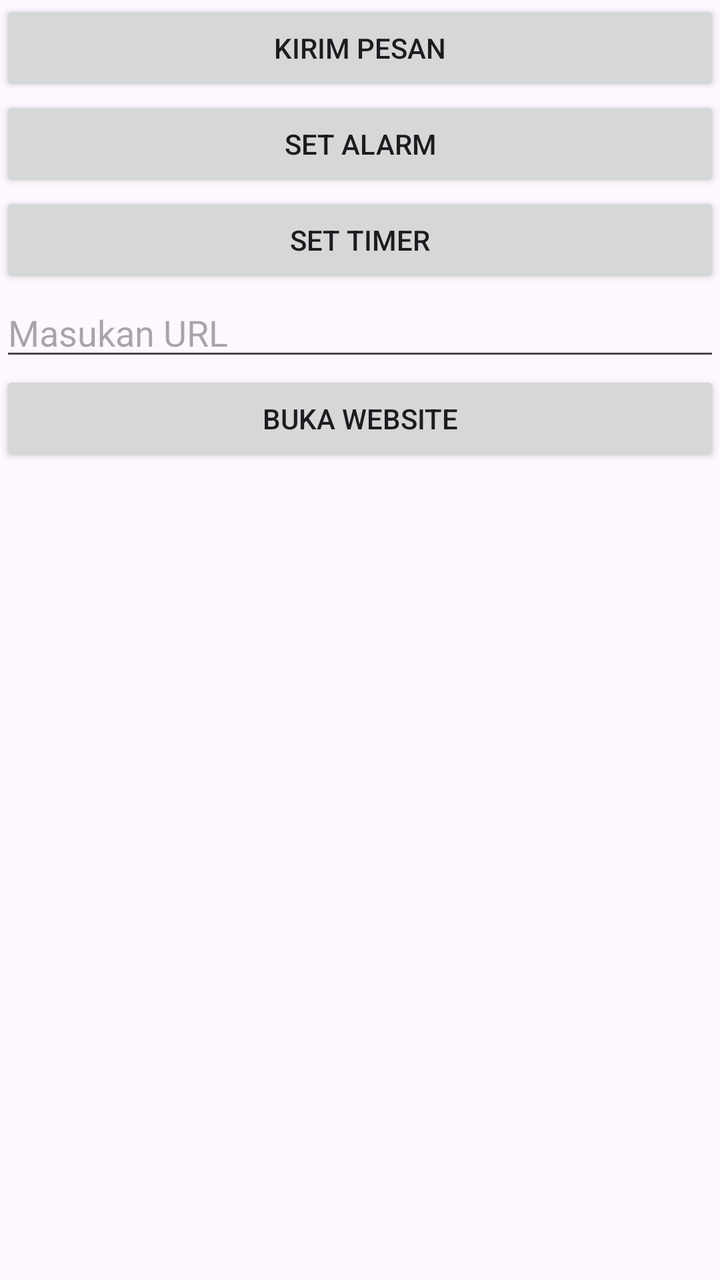
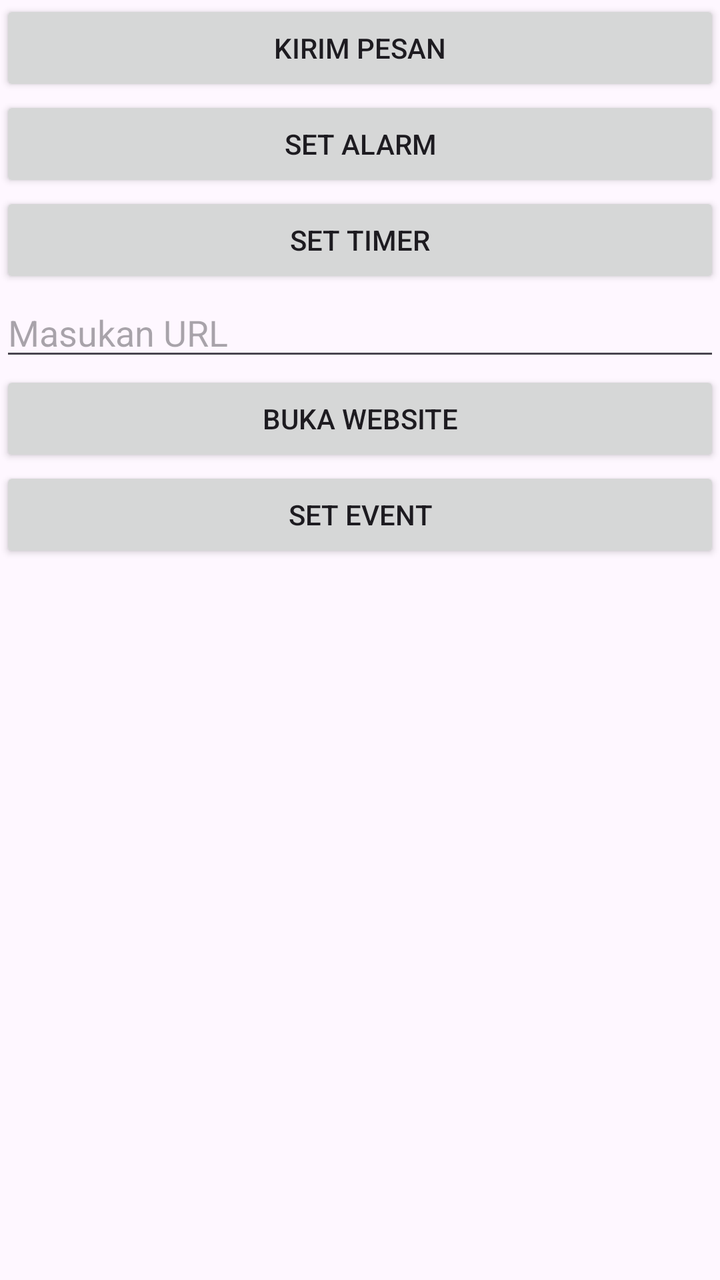

The first picture is an Android layout as it rendered before a commit; the second is the same layout after the commit. The layout source and the unified diff follow.
<!-- AndroidManifest.xml: application theme Theme.Implisit -->
<!-- res/layout/activity_main.xml -->
<?xml version="1.0" encoding="utf-8"?>
<LinearLayout xmlns:android="http://schemas.android.com/apk/res/android"
    xmlns:app="http://schemas.android.com/apk/res-auto"
    xmlns:tools="http://schemas.android.com/tools"
    android:id="@+id/main"
    android:layout_width="match_parent"
    android:layout_height="match_parent"
    android:orientation="vertical"
    tools:context=".MainActivity">

    <Button
        android:layout_width="match_parent"
        android:layout_height="wrap_content"
        android:id="@+id/btnKirimPesan"
        android:text="Kirim Pesan" />

    <Button
        android:layout_width="match_parent"
        android:layout_height="wrap_content"
        android:id="@+id/btnSetAlarm"
        android:text="Set Alarm" />

    <Button
        android:layout_width="match_parent"
        android:layout_height="wrap_content"
        android:id="@+id/btnSetTimer"
        android:text="Set Timer" />
    
    <EditText
        android:layout_width="match_parent"
        android:layout_height="wrap_content"
        android:id="@+id/etURL"
        android:hint="Masukan URL" />

    <Button
        android:id="@+id/btnOpenURL"
        android:layout_width="match_parent"
        android:layout_height="wrap_content"
        android:text="Buka Website" />

</LinearLayout>
<!-- resources referenced by this layout -->
<resources>
  <style name="Theme.Implisit" parent="Base.Theme.Implisit" />
  <style name="Base.Theme.Implisit" parent="Theme.Material3.DayNight.NoActionBar">
          
          
      </style>
</resources>

<!-- the commit's change to res/layout/activity_main.xml (unified diff, before → after) -->
@@ -38,4 +38,11 @@
         android:layout_height="wrap_content"
         android:text="Buka Website" />
 
+    <Button
+        android:layout_width="match_parent"
+        android:layout_height="wrap_content"
+        android:id="@+id/btnSetEvent"
+        android:text="Set Event" />
+
+
 </LinearLayout>
